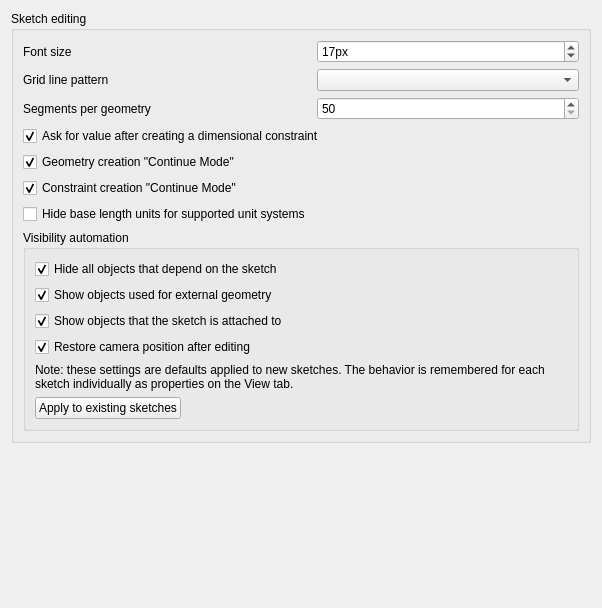
Before: the Qt Designer form src/Mod/Sketcher/Gui/SketcherSettingsDisplay.ui in southseact-3d/fcd, drawn with Qt 5.
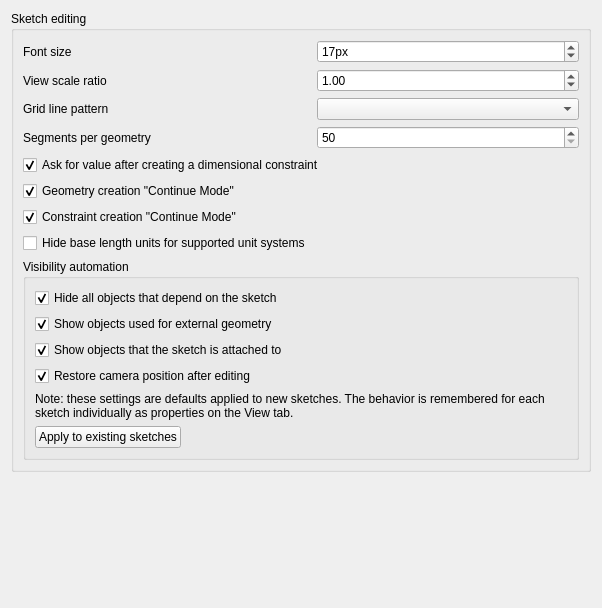
After: the same form once the commit is applied. Custom widgets are drawn as their Qt base class.

Commit message:
Sketcher: Preferences - add 3D view scaling factor
==================================================

In addition to the font size in pixels, which controls the 3D View font size (and indirectly the constraint icons),
it is now possible to configure a scaling factor controlling the width of geometry, axes, information layer, and
constraint lines.

Diff of the .ui file:
```diff
--- a/src/Mod/Sketcher/Gui/SketcherSettingsDisplay.ui
+++ b/src/Mod/Sketcher/Gui/SketcherSettingsDisplay.ui
@@ -33,7 +33,7 @@
       <string>Sketch editing</string>
      </property>
      <layout class="QGridLayout" name="gridLayout">
-      <item row="3" column="0" colspan="2">
+      <item row="4" column="0" colspan="2">
        <widget class="Gui::PrefCheckBox" name="dialogOnDistanceConstraint">
         <property name="toolTip">
          <string>A dialog will pop up to input a value for new dimensional constraints</string>
@@ -52,14 +52,14 @@
         </property>
        </widget>
       </item>
-      <item row="2" column="0">
+      <item row="3" column="0">
        <widget class="QLabel" name="label_10">
         <property name="text">
          <string>Segments per geometry</string>
         </property>
        </widget>
       </item>
-      <item row="5" column="0" colspan="2">
+      <item row="6" column="0" colspan="2">
        <widget class="Gui::PrefCheckBox" name="constraintMode">
         <property name="toolTip">
          <string>Current constraint creation tool will remain active after creation</string>
@@ -78,7 +78,7 @@
         </property>
        </widget>
       </item>
-      <item row="1" column="1">
+      <item row="2" column="1">
        <widget class="QComboBox" name="comboBox">
         <property name="toolTip">
          <string>Line pattern used for grid lines</string>
@@ -88,7 +88,7 @@
         </property>
        </widget>
       </item>
-      <item row="6" column="0">
+      <item row="7" column="0">
        <widget class="Gui::PrefCheckBox" name="checkBoxHideUnits">
         <property name="toolTip">
          <string>Base length units will not be displayed in constraints.
@@ -118,7 +118,7 @@
         </property>
        </widget>
       </item>
-      <item row="7" column="0" colspan="2">
+      <item row="8" column="0" colspan="2">
        <widget class="QGroupBox" name="groupBox_3">
         <property name="enabled">
          <bool>true</bool>
@@ -290,7 +290,7 @@
         </property>
        </widget>
       </item>
-      <item row="4" column="0" colspan="2">
+      <item row="5" column="0" colspan="2">
        <widget class="Gui::PrefCheckBox" name="continueMode">
         <property name="toolTip">
          <string>Current sketcher creation tool will remain active after creation</string>
@@ -309,14 +309,14 @@
         </property>
        </widget>
       </item>
-      <item row="1" column="0">
+      <item row="2" column="0">
        <widget class="QLabel" name="label_7">
         <property name="text">
          <string>Grid line pattern</string>
         </property>
        </widget>
       </item>
-      <item row="2" column="1">
+      <item row="3" column="1">
        <widget class="Gui::PrefSpinBox" name="SegmentsPerGeometry">
         <property name="toolTip">
          <string>Number of polygons for geometry approximation</string>
@@ -335,6 +335,50 @@
         </property>
        </widget>
       </item>
+      <item row="1" column="0">
+       <widget class="QLabel" name="label_8">
+        <property name="minimumSize">
+         <size>
+          <width>182</width>
+          <height>0</height>
+         </size>
+        </property>
+        <property name="text">
+         <string>View scale ratio</string>
+        </property>
+       </widget>
+      </item>
+      <item row="1" column="1">
+       <widget class="Gui::PrefDoubleSpinBox" name="viewScalingFactor">
+        <property name="toolTip">
+         <string>The 3D view is scaled based on this factor</string>
+        </property>
+        <property name="inputMethodHints">
+         <set>Qt::ImhPreferNumbers</set>
+        </property>
+        <property name="decimals">
+         <number>2</number>
+        </property>
+        <property name="minimum">
+         <double>0.500000000000000</double>
+        </property>
+        <property name="maximum">
+         <double>5.000000000000000</double>
+        </property>
+        <property name="singleStep">
+         <double>0.050000000000000</double>
+        </property>
+        <property name="value">
+         <double>1.000000000000000</double>
+        </property>
+        <property name="prefEntry" stdset="0">
+         <cstring>ViewScalingFactor</cstring>
+        </property>
+        <property name="prefPath" stdset="0">
+         <cstring>View</cstring>
+        </property>
+       </widget>
+      </item>
      </layout>
     </widget>
    </item>
@@ -351,6 +395,11 @@
    <extends>QCheckBox</extends>
    <header>Gui/PrefWidgets.h</header>
   </customwidget>
+  <customwidget>
+   <class>Gui::PrefDoubleSpinBox</class>
+   <extends>QDoubleSpinBox</extends>
+   <header>Gui/PrefWidgets.h</header>
+  </customwidget>
  </customwidgets>
  <tabstops>
   <tabstop>EditSketcherFontSize</tabstop>
```
The commit also changes 1 other file.
